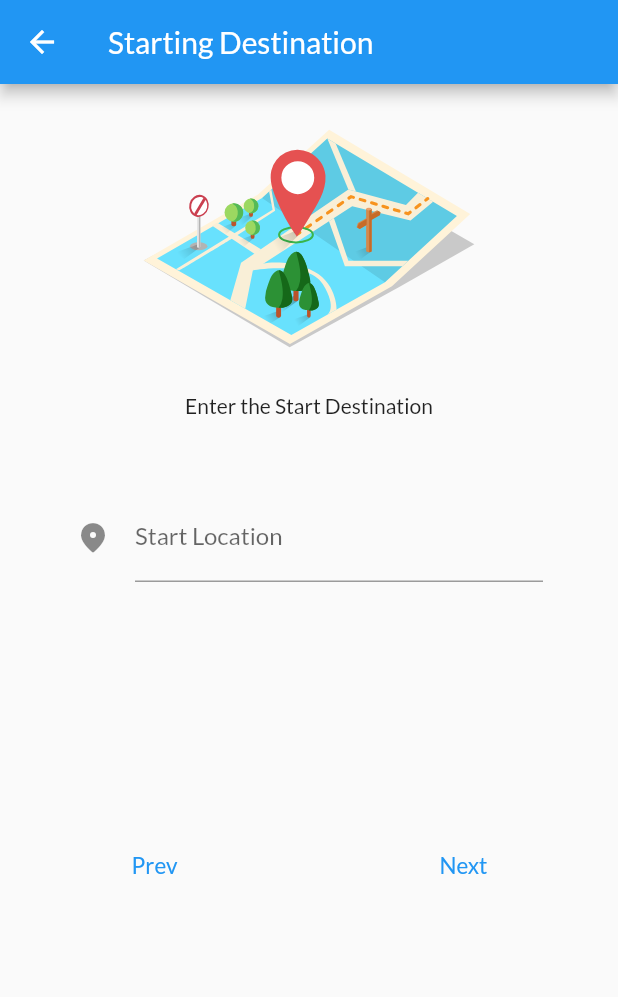
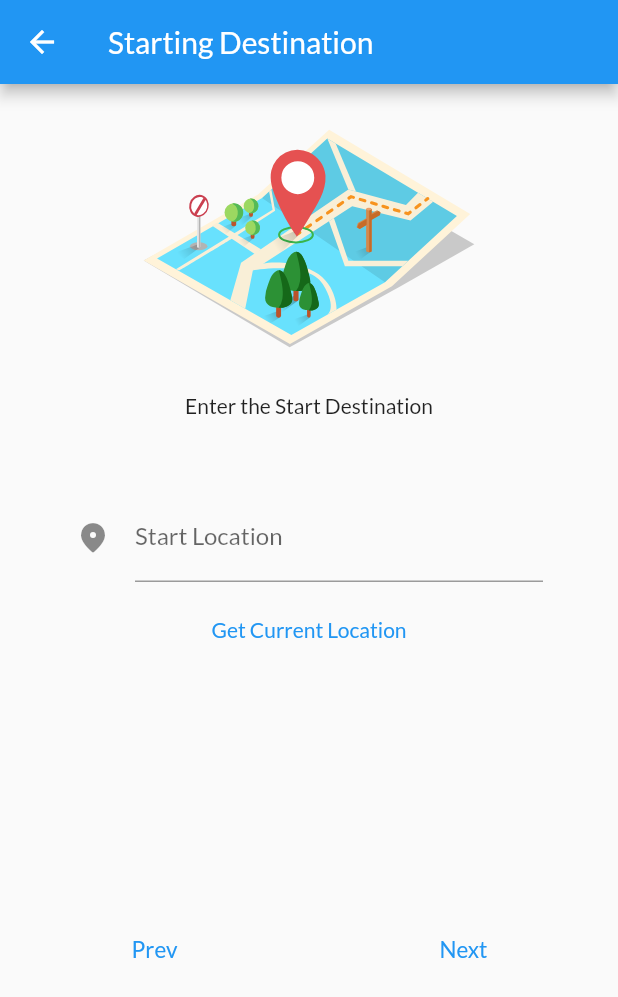
Before and after one commit to esoftcw/utripi_mobile, a Flutter app: the AddStartLocationWidget screen opened directly with empty values, on a phone screen of 412 x 824 dp. Shown: the top 997 px of the screen. Run offline on Flutter 3.47's test engine with Material 2 defaults, Android fonts, the phone set to English and light mode, and no system bars; our stand-ins replace cloud_firestore, firebase_auth, firebase_core, flutter_svg, freezed_annotation, geocoding and 2 more; missing offline and left inert: google_place; accounts and stored records are empty.

Commit message:
get location button

```diff
--- a/lib/widgets/add_trip_start_location_widget.dart
+++ b/lib/widgets/add_trip_start_location_widget.dart
@@ -17,6 +17,14 @@ class AddStartLocationWidget extends StatefulWidget {
   PageController controller;
   var cDuration;
   var cCurve;
+
+  @override
+  State<AddStartLocationWidget> createState() => _AddStartLocationWidgetState();
+}
+
+class _AddStartLocationWidgetState extends State<AddStartLocationWidget> {
+  final _formKey = GlobalKey<FormState>();
+  final _locationTextController = TextEditingController();
 
   static Future<Position> getLocationCoordinates() async {
     bool serviceEnabled;
@@ -45,18 +53,10 @@ class AddStartLocationWidget extends StatefulWidget {
     List<Placemark> placemarks =
         await placemarkFromCoordinates(position.latitude, position.longitude);
     Placemark place = placemarks[0];
-    cityName = '${place.locality}';
+    cityName = '${place.locality} , ${place.country}';
     print(place.locality);
     return cityName;
   }
-
-  @override
-  State<AddStartLocationWidget> createState() => _AddStartLocationWidgetState();
-}
-
-class _AddStartLocationWidgetState extends State<AddStartLocationWidget> {
-  final _formKey = GlobalKey<FormState>();
-  final _locationTextController = TextEditingController();
 
   late GooglePlace googlePlace;
   List<AutocompletePrediction>? predictions = [];
@@ -67,7 +67,6 @@ class _AddStartLocationWidgetState extends State<AddStartLocationWidget> {
     googlePlace = GooglePlace("AIzaSyDLEcoEk1LlGVsFHVN0EKALRAtcOyNbaIE");
     super.initState();
   }
-
 
   @override
   Widget build(BuildContext context) {
@@ -117,6 +116,24 @@ class _AddStartLocationWidgetState extends State<AddStartLocationWidget> {
                   ),
                 ),
               ),
+              Padding(
+                padding: const EdgeInsets.only(top: 8),
+                child: Row(
+                  mainAxisSize: MainAxisSize.max,
+                  mainAxisAlignment: MainAxisAlignment.center,
+                  children: [
+                    TextButton(
+                      child: Text("Get Current Location"),
+                      onPressed: () async {
+                        Position position = await getLocationCoordinates();
+                        String cityName =
+                            await getAddressFromCoordinates(position);
+                        _locationTextController.text = cityName;
+                      },
+                    )
+                  ],
+                ),
+              ),
               SizedBox(
                 height: MediaQuery.of(context).size.height * .2,
                 child: Expanded(
@@ -126,11 +143,12 @@ class _AddStartLocationWidgetState extends State<AddStartLocationWidget> {
                       return ListTile(
                         title: Text(predictions![index].description!),
                         onTap: () {
-                          Provider.of<TripBuilderService>(context, listen: false).startLocation(
-                              predictions![index].description!,
-                              predictions![index].placeId!
-                          );
-                          _locationTextController.text = predictions![index].description!;
+                          Provider.of<TripBuilderService>(context,
+                                  listen: false)
+                              .startLocation(predictions![index].description!,
+                                  predictions![index].placeId!);
+                          _locationTextController.text =
+                              predictions![index].description!;
                           setState(() {
                             predictions = [];
                           });
@@ -140,9 +158,10 @@ class _AddStartLocationWidgetState extends State<AddStartLocationWidget> {
                   ),
                 ),
               ),
-
               WizardButtons(
-                  controller: widget.controller, cDuration: widget.cDuration, cCurve: widget.cCurve,
+                controller: widget.controller,
+                cDuration: widget.cDuration,
+                cCurve: widget.cCurve,
               ),
             ],
           ),
```
Also changed, not shown: lib/widgets/add_trip_end_location_widget.dart (+47 -9 lines), lib/widgets/side_bar.dart (+7 -0 lines), pubspec.lock.
